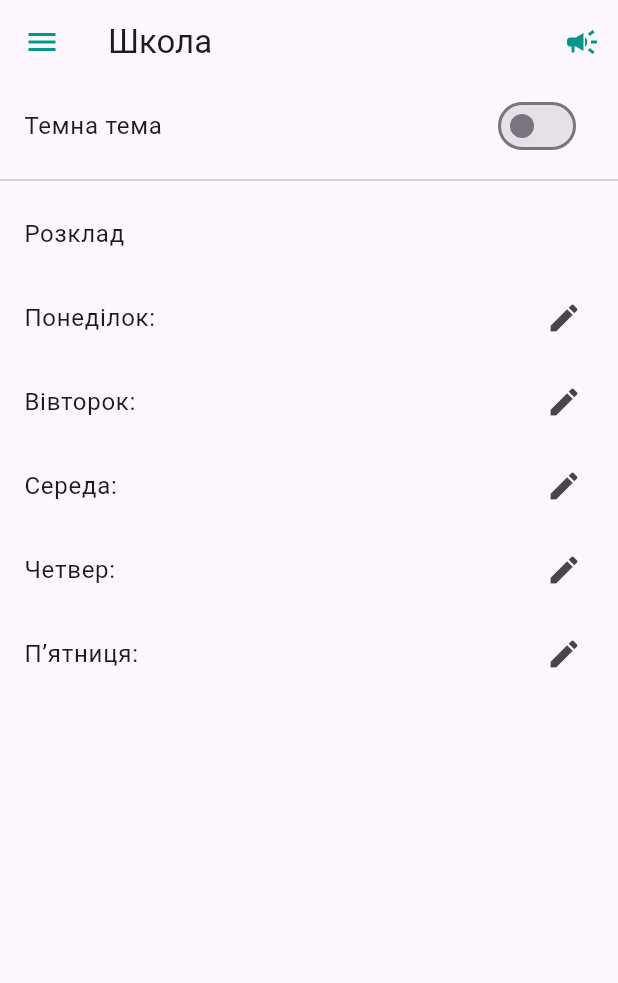
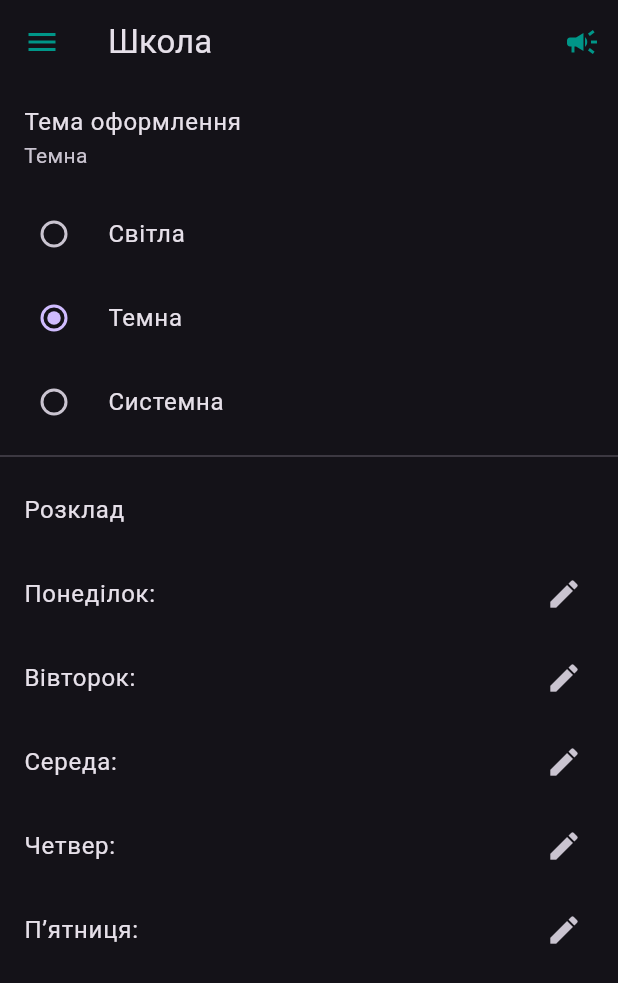
Before and after one commit to OlehZym/school, a Flutter app: the screen it shows after launch, in the side drawer, after a tap on "Додати учня", on a phone screen of 412 x 824 dp. Shown: the top 983 px of the screen. Run offline on Flutter 3.47's test engine with Material 3 defaults, Android fonts, the phone set to English and light mode, and no system bars; our stand-ins replace audioplayers, hive, hive_flutter, shared_preferences; accounts and stored records are empty.

Commit message:
Dark theme

```diff
--- a/lib/main.dart
+++ b/lib/main.dart
@@ -1,5 +1,6 @@
 import 'package:flutter/material.dart';
 import 'package:hive_flutter/hive_flutter.dart';
+import 'package:shared_preferences/shared_preferences.dart';
 import 'models/student.dart';
 import 'models/example.dart';
 import 'models/schedule.dart';
@@ -8,6 +9,7 @@ import 'package:flutter_localizations/flutter_localizations.dart';
 
 void main() async {
   WidgetsFlutterBinding.ensureInitialized();
+
   await Hive.initFlutter();
   Hive.registerAdapter(StudentAdapter());
   Hive.registerAdapter(ExampleAdapter());
@@ -16,22 +18,34 @@ void main() async {
   await Hive.openBox<Example>('examples');
   await Hive.openBox<Schedule>('schedule');
 
-  runApp(SchoolApp());
+  final prefs = await SharedPreferences.getInstance();
+  final themeIndex = prefs.getInt('themeMode') ?? 2; // 0=light,1=dark,2=system
+
+  runApp(SchoolApp(initialThemeMode: ThemeMode.values[themeIndex]));
 }
 
 class SchoolApp extends StatefulWidget {
-  const SchoolApp({super.key});
+  final ThemeMode initialThemeMode;
+  const SchoolApp({super.key, required this.initialThemeMode});
 
   @override
   State<SchoolApp> createState() => _SchoolAppState();
 }
 
 class _SchoolAppState extends State<SchoolApp> {
-  ThemeMode _themeMode = ThemeMode.light;
+  late ThemeMode _themeMode;
 
-  void _toggleTheme(bool isDark) {
+  @override
+  void initState() {
+    super.initState();
+    _themeMode = widget.initialThemeMode;
+  }
+
+  Future<void> _toggleTheme(ThemeMode newTheme) async {
+    final prefs = await SharedPreferences.getInstance();
+    await prefs.setInt('themeMode', newTheme.index);
     setState(() {
-      _themeMode = isDark ? ThemeMode.dark : ThemeMode.light;
+      _themeMode = newTheme;
     });
   }
 
@@ -48,7 +62,7 @@ class _SchoolAppState extends State<SchoolApp> {
         GlobalCupertinoLocalizations.delegate,
       ],
       supportedLocales: const [Locale('uk', 'UA'), Locale('en', 'US')],
-      home: HomePage(toggleTheme: _toggleTheme),
+      home: HomePage(toggleTheme: _toggleTheme, currentThemeMode: _themeMode),
     );
   }
 }
--- a/lib/pages/home_page.dart
+++ b/lib/pages/home_page.dart
@@ -5,41 +5,55 @@ import 'package:school/pages/settings_page.dart';
 import 'package:audioplayers/audioplayers.dart';
 
 class HomePage extends StatefulWidget {
-  final void Function(bool) toggleTheme;
-  const HomePage({super.key, required this.toggleTheme});
+  final void Function(ThemeMode) toggleTheme;
+  final ThemeMode currentThemeMode;
+
+  const HomePage({
+    super.key,
+    required this.toggleTheme,
+    required this.currentThemeMode,
+  });
+
   @override
   State<HomePage> createState() => _HomePageState();
 }
 
 class _HomePageState extends State<HomePage> {
   int _selectedIndex = 0;
-  final List<Widget> _screens = [
-    StudentsPage(),
-    ExamplesPage(),
-    SettingsPage(),
-  ];
+  late final List<Widget> _screens;
   final AudioPlayer _player = AudioPlayer();
+
+  @override
+  void initState() {
+    super.initState();
+    _screens = [
+      StudentsPage(),
+      ExamplesPage(),
+      SettingsPage(
+        onThemeChanged: widget.toggleTheme,
+        currentThemeMode: widget.currentThemeMode,
+      ),
+    ];
+  }
 
   @override
   Widget build(BuildContext context) {
     return Scaffold(
       appBar: AppBar(
-        title: Text('Школа'),
+        title: const Text('Школа'),
         actions: [
           IconButton(
-            icon: Icon(Icons.campaign),
+            icon: const Icon(Icons.campaign),
             onPressed: () async {
               await _player.play(AssetSource('sounds/bell.mp3'));
               if (!context.mounted) return;
               ScaffoldMessenger.of(
                 context,
-              ).showSnackBar(SnackBar(content: Text('Дзвоник!')));
+              ).showSnackBar(const SnackBar(content: Text('Дзвоник!')));
             },
           ),
         ],
-        iconTheme: const IconThemeData(
-          color: Colors.teal, // Цвет иконки меню
-        ),
+        iconTheme: const IconThemeData(color: Colors.teal),
       ),
       drawer: NavigationDrawer(
         onDestinationSelected: (index) {
--- a/lib/pages/settings_page.dart
+++ b/lib/pages/settings_page.dart
@@ -1,41 +1,32 @@
-// pages/settings_page.dart
 import 'package:flutter/material.dart';
 import 'package:hive_flutter/hive_flutter.dart';
-import 'package:shared_preferences/shared_preferences.dart';
 import '../models/schedule.dart';
 
 class SettingsPage extends StatefulWidget {
-  const SettingsPage({super.key});
+  final void Function(ThemeMode)? onThemeChanged;
+  final ThemeMode currentThemeMode;
+
+  const SettingsPage({
+    super.key,
+    this.onThemeChanged,
+    required this.currentThemeMode,
+  });
 
   @override
   State<SettingsPage> createState() => _SettingsPageState();
 }
 
 class _SettingsPageState extends State<SettingsPage> {
-  bool _darkTheme = false;
   final _days = ['Понеділок', 'Вівторок', 'Середа', 'Четвер', 'П’ятниця'];
   final _scheduleBox = Hive.box<Schedule>('schedule');
+
+  late ThemeMode _selectedThemeMode;
 
   @override
   void initState() {
     super.initState();
-    _loadTheme();
+    _selectedThemeMode = widget.currentThemeMode;
     _initSchedule();
-  }
-
-  Future<void> _loadTheme() async {
-    final prefs = await SharedPreferences.getInstance();
-    setState(() {
-      _darkTheme = prefs.getBool('darkTheme') ?? false;
-    });
-  }
-
-  Future<void> _saveTheme(bool value) async {
-    final prefs = await SharedPreferences.getInstance();
-    await prefs.setBool('darkTheme', value);
-    setState(() {
-      _darkTheme = value;
-    });
   }
 
   void _initSchedule() {
@@ -60,7 +51,9 @@ class _SettingsPageState extends State<SettingsPage> {
             title: Text('Уроки на $day'),
             content: TextField(
               controller: controller,
-              decoration: InputDecoration(hintText: 'Математика, Читання'),
+              decoration: const InputDecoration(
+                hintText: 'Математика, Читання',
+              ),
             ),
             actions: [
               TextButton(
@@ -72,11 +65,21 @@ class _SettingsPageState extends State<SettingsPage> {
                   setState(() {});
                   Navigator.pop(context);
                 },
-                child: Text('Зберегти'),
+                child: const Text('Зберегти'),
               ),
             ],
           ),
     );
+  }
+
+  void _onThemeChanged(ThemeMode? mode) {
+    if (mode == null) return;
+    setState(() {
+      _selectedThemeMode = mode;
+    });
+    if (widget.onThemeChanged != null) {
+      widget.onThemeChanged!(mode);
+    }
   }
 
   @override
@@ -85,25 +88,40 @@ class _SettingsPageState extends State<SettingsPage> {
 
     return ListView(
       children: [
-        SwitchListTile(
-          title: Text('Темна тема'),
-          value: _darkTheme,
-          onChanged: (val) {
-            _saveTheme(val);
-            // Сповіщення головного екрану про зміну теми
-            ScaffoldMessenger.of(context).showSnackBar(
-              SnackBar(
-                content: Text('Перезапустіть додаток для застосування теми'),
-              ),
-            );
-          },
+        ListTile(
+          title: const Text('Тема оформлення'),
+          subtitle: Text(
+            _selectedThemeMode == ThemeMode.system
+                ? 'Системна'
+                : _selectedThemeMode == ThemeMode.dark
+                ? 'Темна'
+                : 'Світла',
+          ),
         ),
-        Divider(),
-        ListTile(title: Text('Розклад')),
+        RadioListTile<ThemeMode>(
+          title: const Text('Світла'),
+          value: ThemeMode.light,
+          groupValue: _selectedThemeMode,
+          onChanged: _onThemeChanged,
+        ),
+        RadioListTile<ThemeMode>(
+          title: const Text('Темна'),
+          value: ThemeMode.dark,
+          groupValue: _selectedThemeMode,
+          onChanged: _onThemeChanged,
+        ),
+        RadioListTile<ThemeMode>(
+          title: const Text('Системна'),
+          value: ThemeMode.system,
+          groupValue: _selectedThemeMode,
+          onChanged: _onThemeChanged,
+        ),
+        const Divider(),
+        const ListTile(title: Text('Розклад')),
         for (var day in _days)
           ListTile(
             title: Text('$day: ${schedule?.lessons[day]?.join(', ') ?? ''}'),
-            trailing: Icon(Icons.edit),
+            trailing: const Icon(Icons.edit),
             onTap: () => _editDay(day),
           ),
       ],
```
